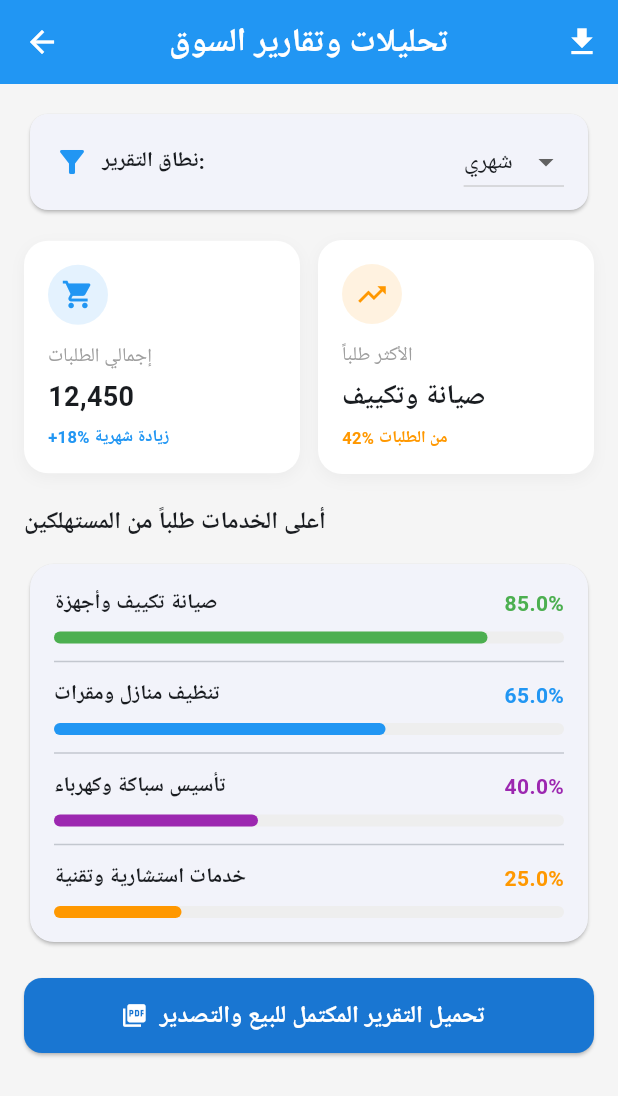
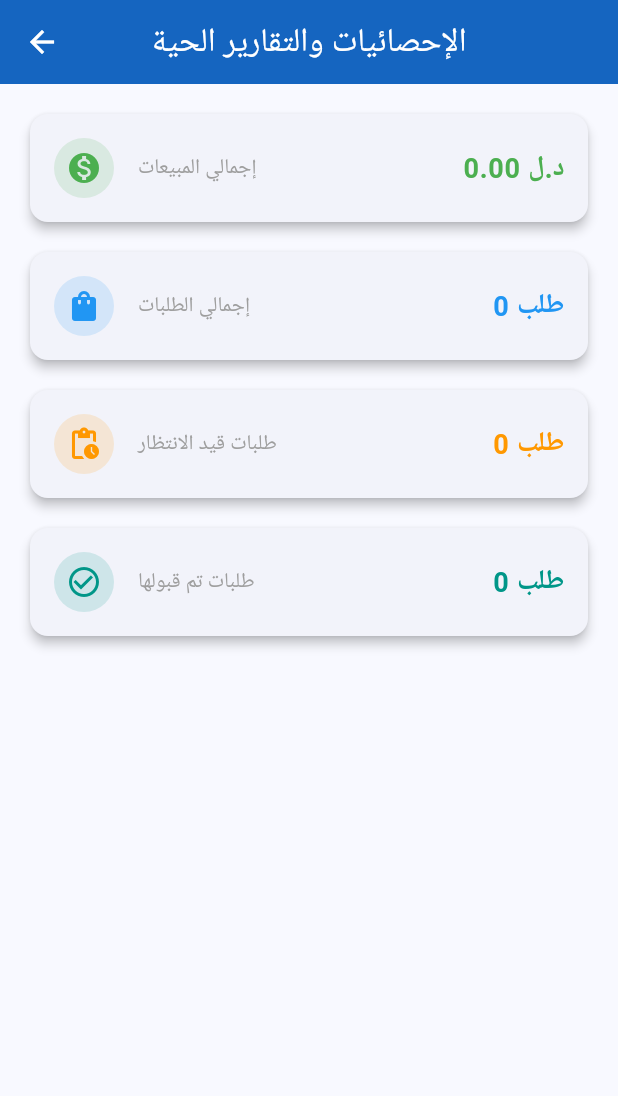
Before and after one commit to nore1982/my-flutter-app, a Flutter app: the AnalyticsScreen screen opened directly, on a phone screen of 412 x 824 dp. Shown: the top 1096 px of the screen. Run offline on Flutter 3.47's test engine with Material 3 defaults, Android fonts, the phone set to English and light mode, and no system bars; our stand-ins replace cloud_firestore, firebase_core, shared_preferences; accounts and stored records are empty; Roboto replaces fonts that are missing (Cairo).

Commit message:
تحديث شاشة الإحصائيات لتقرأ المبيعات والطلبات حياً من Firestore

```diff
--- a/lib/presentation/screens/analytics_screen.dart
+++ b/lib/presentation/screens/analytics_screen.dart
@@ -1,204 +1,109 @@
 import 'package:flutter/material.dart';
+import 'package:cloud_firestore/cloud_firestore.dart';
 
-class AnalyticsScreen extends StatefulWidget {
+class AnalyticsScreen extends StatelessWidget {
   const AnalyticsScreen({super.key});
 
   @override
-  State<AnalyticsScreen> createState() => _AnalyticsScreenState();
-}
+  Widget build(BuildContext context) {
+    return Scaffold(
+      appBar: AppBar(
+        title: const Text('الإحصائيات والتقارير الحية'),
+        backgroundColor: Colors.blue.shade800,
+        foregroundColor: Colors.white,
+        centerTitle: true,
+      ),
+      body: StreamBuilder<QuerySnapshot>(
+        stream: FirebaseFirestore.instance.collection('orders').snapshots(),
+        builder: (context, snapshot) {
+          if (snapshot.connectionState == ConnectionState.waiting) {
+            return const Center(child: CircularProgressIndicator());
+          }
 
-class _AnalyticsScreenState extends State<AnalyticsScreen> {
-  // الفلاتر الزمنية
-  String _selectedPeriod = 'شهري';
+          final orders = snapshot.data?.docs ?? [];
+          final int totalOrders = orders.length;
 
-  // دالة محاكاة لتصدير البيانات للشركات
-  void _exportReport() {
-    ScaffoldMessenger.of(context).showSnackBar(
-      SnackBar(
-        content: Text('تم تصدير تقرير السوق ($_selectedPeriod) بنجاح!'),
-        backgroundColor: Colors.green,
+          double totalRevenue = 0;
+          int pendingOrders = 0;
+          int acceptedOrders = 0;
+
+          for (var doc in orders) {
+            final data = doc.data() as Map<String, dynamic>;
+            totalRevenue += (data['totalPrice'] ?? 0).toDouble();
+            if (data['status'] == 'pending') {
+              pendingOrders++;
+            } else if (data['status'] == 'accepted') {
+              acceptedOrders++;
+            }
+          }
+
+          return Padding(
+            padding: const EdgeInsets.all(16.0),
+            child: ListView(
+              children: [
+                _buildStatCard(
+                  title: 'إجمالي المبيعات',
+                  value: '${totalRevenue.toStringAsFixed(2)} د.ل',
+                  icon: Icons.monetization_on,
+                  color: Colors.green,
+                ),
+                const SizedBox(height: 12),
+                _buildStatCard(
+                  title: 'إجمالي الطلبات',
+                  value: '$totalOrders طلب',
+                  icon: Icons.shopping_bag,
+                  color: Colors.blue,
+                ),
+                const SizedBox(height: 12),
+                _buildStatCard(
+                  title: 'طلبات قيد الانتظار',
+                  value: '$pendingOrders طلب',
+                  icon: Icons.pending_actions,
+                  color: Colors.orange,
+                ),
+                const SizedBox(height: 12),
+                _buildStatCard(
+                  title: 'طلبات تم قبولها',
+                  value: '$acceptedOrders طلب',
+                  icon: Icons.check_circle_outline,
+                  color: Colors.teal,
+                ),
+              ],
+            ),
+          );
+        },
       ),
     );
   }
 
-  @override
-  Widget build(BuildContext context) {
-    return Scaffold(
-      backgroundColor: Colors.grey.shade100,
-      appBar: AppBar(
-        title: const Text('تحليلات وتقارير السوق', style: TextStyle(fontWeight: FontWeight.bold)),
-        centerTitle: true,
-        backgroundColor: Colors.blue,
-        foregroundColor: Colors.white,
-        actions: [
-          IconButton(
-            icon: const Icon(Icons.download),
-            tooltip: 'تصدير التقرير للشركات',
-            onPressed: _exportReport,
+  Widget _buildStatCard({
+    required String title,
+    required String value,
+    required IconData icon,
+    required Color color,
+  }) {
+    return Card(
+      elevation: 3,
+      shape: RoundedRectangleBorder(borderRadius: BorderRadius.circular(12)),
+      child: ListTile(
+        contentPadding: const EdgeInsets.symmetric(horizontal: 16, vertical: 8),
+        leading: CircleAvatar(
+          backgroundColor: color.withOpacity(0.15),
+          child: Icon(icon, color: color),
+        ),
+        title: Text(
+          title,
+          style: const TextStyle(fontSize: 14, color: Colors.grey),
+        ),
+        trailing: Text(
+          value,
+          style: TextStyle(
+            fontSize: 18,
+            fontWeight: FontWeight.bold,
+            color: color,
           ),
-        ],
-      ),
-      body: SingleChildScrollView(
-        padding: const EdgeInsets.all(16.0),
-        child: Column(
-          crossAxisAlignment: CrossAxisAlignment.start,
-          children: [
-            // شريط الفلاتر
-            Card(
-              shape: RoundedRectangleBorder(borderRadius: BorderRadius.circular(12)),
-              child: Padding(
-                padding: const EdgeInsets.symmetric(horizontal: 16, vertical: 8),
-                child: Row(
-                  children: [
-                    const Icon(Icons.filter_alt, color: Colors.blue),
-                    const SizedBox(width: 8),
-                    const Text('نطاق التقرير: ', style: TextStyle(fontWeight: FontWeight.bold)),
-                    const Spacer(),
-                    DropdownButton<String>(
-                      value: _selectedPeriod,
-                      items: ['شهري', 'موسمي', 'سنوي'].map((String val) {
-                        return DropdownMenuItem(value: val, child: Text(val));
-                      }).toList(),
-                      onChanged: (val) {
-                        if (val != null) setState(() => _selectedPeriod = val);
-                      },
-                    ),
-                  ],
-                ),
-              ),
-            ),
-            const SizedBox(height: 16),
-
-            // بطاقات الإحصائيات
-            Row(
-              children: [
-                Expanded(
-                  child: _buildMetricCard(
-                    title: 'إجمالي الطلبات',
-                    value: '12,450',
-                    subtitle: '+18% زيادة شهرية',
-                    icon: Icons.shopping_cart,
-                    color: Colors.blue,
-                  ),
-                ),
-                const SizedBox(width: 12),
-                Expanded(
-                  child: _buildMetricCard(
-                    title: 'الأكثر طلباً',
-                    value: 'صيانة وتكييف',
-                    subtitle: '42% من الطلبات',
-                    icon: Icons.trending_up,
-                    color: Colors.orange,
-                  ),
-                ),
-              ],
-            ),
-            const SizedBox(height: 20),
-
-            // الأكثر طلباً في السوق
-            const Text(
-              'أعلى الخدمات طلباً من المستهلكين',
-              style: TextStyle(fontSize: 16, fontWeight: FontWeight.bold),
-            ),
-            const SizedBox(height: 12),
-
-            Card(
-              shape: RoundedRectangleBorder(borderRadius: BorderRadius.circular(16)),
-              child: Padding(
-                padding: const EdgeInsets.all(16.0),
-                child: Column(
-                  children: [
-                    _buildDemandRow('صيانة تكييف وأجهزة', 85, Colors.green),
-                    const Divider(height: 24),
-                    _buildDemandRow('تنظيف منازل ومقرات', 65, Colors.blue),
-                    const Divider(height: 24),
-                    _buildDemandRow('تأسيس سباكة وكهرباء', 40, Colors.purple),
-                    const Divider(height: 24),
-                    _buildDemandRow('خدمات استشارية وتقنية', 25, Colors.orange),
-                  ],
-                ),
-              ),
-            ),
-            const SizedBox(height: 20),
-
-            // زر تصدير التقرير
-            SizedBox(
-              width: double.infinity,
-              height: 50,
-              child: ElevatedButton.icon(
-                onPressed: _exportReport,
-                icon: const Icon(Icons.picture_as_pdf, color: Colors.white),
-                label: const Text(
-                  'تحميل التقرير المكتمل للبيع والتصدير',
-                  style: TextStyle(fontSize: 16, fontWeight: FontWeight.bold, color: Colors.white),
-                ),
-                style: ElevatedButton.styleFrom(
-                  backgroundColor: Colors.blue.shade700,
-                  shape: RoundedRectangleBorder(borderRadius: BorderRadius.circular(12)),
-                ),
-              ),
-            ),
-          ],
         ),
       ),
     );
   }
-
-  Widget _buildMetricCard({
-    required String title,
-    required String value,
-    required String subtitle,
-    required IconData icon,
-    required Color color,
-  }) {
-    return Container(
-      padding: const EdgeInsets.all(16),
-      decoration: BoxDecoration(
-        color: Colors.white,
-        borderRadius: BorderRadius.circular(16),
-        boxShadow: [
-          BoxShadow(color: Colors.black.withOpacity(0.04), blurRadius: 8, offset: const Offset(0, 3)),
-        ],
-      ),
-      child: Column(
-        crossAxisAlignment: CrossAxisAlignment.start,
-        children: [
-          CircleAvatar(
-            radius: 20,
-            backgroundColor: color.withOpacity(0.12),
-            child: Icon(icon, color: color, size: 22),
-          ),
-          const SizedBox(height: 12),
-          Text(title, style: const TextStyle(color: Colors.grey, fontSize: 13)),
-          const SizedBox(height: 4),
-          Text(value, style: const TextStyle(fontSize: 18, fontWeight: FontWeight.bold)),
-          const SizedBox(height: 6),
-          Text(subtitle, style: TextStyle(color: color, fontSize: 11, fontWeight: FontWeight.w600)),
-        ],
-      ),
-    );
-  }
-
-  Widget _buildDemandRow(String name, double percentage, Color color) {
-    return Column(
-      crossAxisAlignment: CrossAxisAlignment.start,
-      children: [
-        Row(
-          mainAxisAlignment: MainAxisAlignment.spaceBetween,
-          children: [
-            Text(name, style: const TextStyle(fontWeight: FontWeight.bold, fontSize: 14)),
-            Text('$percentage%', style: TextStyle(color: color, fontWeight: FontWeight.bold)),
-          ],
-        ),
-        const SizedBox(height: 8),
-        LinearProgressIndicator(
-          value: percentage / 100,
-          backgroundColor: Colors.grey.shade200,
-          color: color,
-          minHeight: 8,
-          borderRadius: BorderRadius.circular(10),
-        ),
-      ],
-    );
-  }
 }
```
